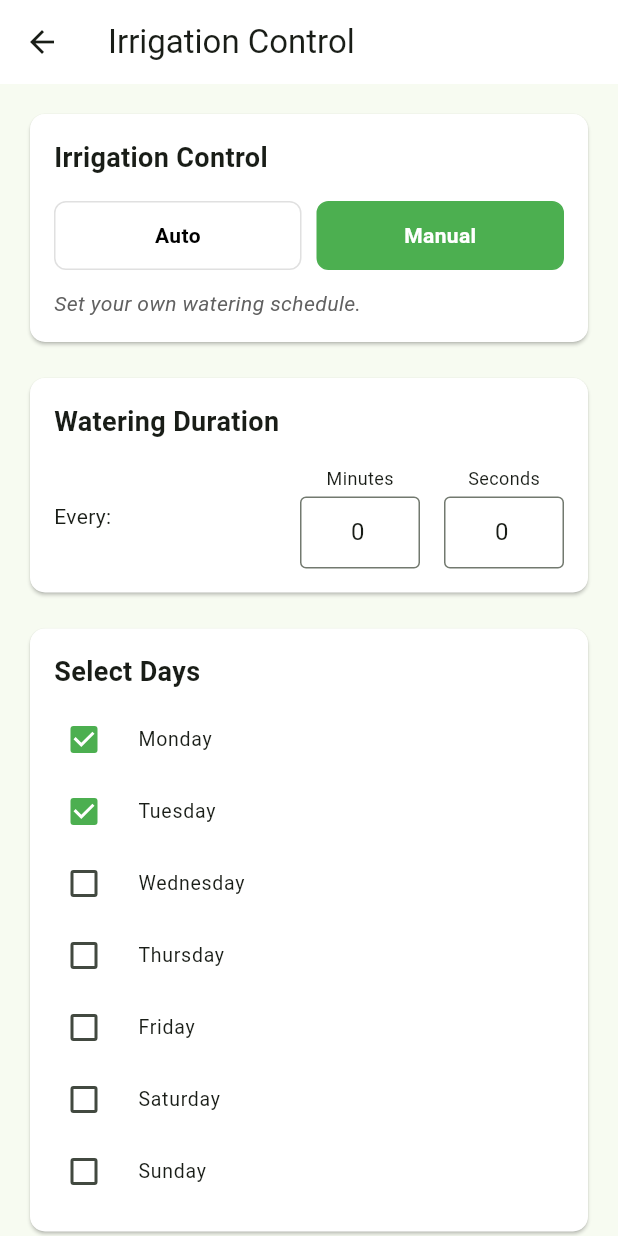
After one commit to 1ogix/AI-Enhanced-Plant-Health-Monitoring-System-with-Mobile-App, a Flutter app: the IrrigationControlScreen screen opened directly, after a tap on "Manual", on a phone screen of 412 x 824 dp. The commit adds this screen. Run offline on Flutter 3.47's test engine with Material 3 defaults, Android fonts, the phone set to English and light mode, and no system bars; our stand-ins replace firebase_auth, firebase_core, firebase_database, permission_handler; accounts and stored records are empty; network calls fail.

Commit message:
Added Irrigation Control Screen but still in UI

```diff
--- a/lib/main.dart
+++ b/lib/main.dart
@@ -4,7 +4,8 @@ import 'package:permission_handler/permission_handler.dart';
 import 'screens/home_screen.dart';
 import 'screens/plant_health_screen.dart';
 import 'screens/settings_screen.dart';
-import 'screens/logs_screen.dart'; // Add import for LogsScreen
+import 'screens/logs_screen.dart';
+import 'screens/irrigation_control_screen.dart'; // Import our new screen
 import 'widgets/sidebar.dart';
 import 'services/firebase_config.dart';
 import 'services/esp32_service.dart';
@@ -160,11 +161,10 @@ class _MainScreenState extends State<MainScreen>
     const HomeScreen(),
     const PlantHealthScreen(),
     // You'll need to create these screens
-    // const SizedBox(child: Center(child: Text('Plant Health Screen'))),
     const SizedBox(child: Center(child: Text('Developer Tools Screen'))),
-    const SizedBox(child: Center(child: Text('Irrigation Screen'))),
+    const IrrigationControlScreen(), // Use our new irrigation control screen
     const SettingsScreen(),
-    const LogsScreen(), // Update to use the new LogsScreen
+    const LogsScreen(),
   ];
 
   @override
--- /dev/null
+++ b/lib/screens/irrigation_control_screen.dart
@@ -0,0 +1,396 @@
+import 'package:flutter/material.dart';
+import '../services/firebase_db_service.dart';
+
+class IrrigationControlScreen extends StatefulWidget {
+  const IrrigationControlScreen({super.key});
+
+  @override
+  State<IrrigationControlScreen> createState() =>
+      _IrrigationControlScreenState();
+}
+
+class _IrrigationControlScreenState extends State<IrrigationControlScreen> {
+  final FirebaseDbService _dbService = FirebaseDbService();
+  bool _isAutoMode = true; // Default to auto mode
+
+  // Time settings for manual mode
+  int _minutes = 0;
+  int _seconds = 0;
+  List<String> _selectedDays = ['Monday', 'Tuesday']; // Default selected days
+  Map<String, bool> _weekdays = {
+    'Monday': true,
+    'Tuesday': true,
+    'Wednesday': false,
+    'Thursday': false,
+    'Friday': false,
+    'Saturday': false,
+    'Sunday': false,
+  };
+
+  bool _isSaving = false;
+  String _statusMessage = '';
+
+  @override
+  void initState() {
+    super.initState();
+    _loadIrrigationSettings();
+  }
+
+  Future<void> _loadIrrigationSettings() async {
+    try {
+      final settings = await _dbService.getIrrigationSettings();
+      if (settings != null) {
+        setState(() {
+          _isAutoMode = settings['isAutoMode'] ?? true;
+          _minutes = settings['minutes'] ?? 0;
+          _seconds = settings['seconds'] ?? 0;
+
+          // Load selected days
+          final List<dynamic> days = settings['selectedDays'] ?? ['Monday'];
+          _selectedDays = days.map((day) => day.toString()).toList();
+
+          // Update weekdays map
+          _weekdays.forEach((day, _) {
+            _weekdays[day] = _selectedDays.contains(day);
+          });
+        });
+      }
+    } catch (e) {
+      setState(() {
+        _statusMessage = 'Error loading settings: $e';
+      });
+    }
+  }
+
+  Future<void> _saveIrrigationSettings() async {
+    setState(() {
+      _isSaving = true;
+      _statusMessage = '';
+    });
+
+    try {
+      // Update selected days from weekdays map
+      _selectedDays = _weekdays.entries
+          .where((entry) => entry.value)
+          .map((entry) => entry.key)
+          .toList();
+
+      final settings = {
+        'isAutoMode': _isAutoMode,
+        'minutes': _minutes,
+        'seconds': _seconds,
+        'selectedDays': _selectedDays,
+      };
+
+      await _dbService.saveIrrigationSettings(settings);
+
+      setState(() {
+        _statusMessage = 'Settings saved successfully';
+      });
+    } catch (e) {
+      setState(() {
+        _statusMessage = 'Error saving settings: $e';
+      });
+    } finally {
+      setState(() {
+        _isSaving = false;
+      });
+    }
+  }
+
+  @override
+  Widget build(BuildContext context) {
+    return Scaffold(
+      appBar: AppBar(
+        title: const Text('Irrigation Control'),
+        backgroundColor: Colors.white,
+        elevation: 0,
+      ),
+      body: SingleChildScrollView(
+        // Wrap with SingleChildScrollView to handle overflow
+        child: Padding(
+          padding: const EdgeInsets.all(16.0),
+          child: Column(
+            crossAxisAlignment: CrossAxisAlignment.start,
+            children: [
+              // Irrigation Control title and mode selection
+              Card(
+                elevation: 1,
+                color: Colors.white,
+                shape: RoundedRectangleBorder(
+                  borderRadius: BorderRadius.circular(10),
+                ),
+                child: Padding(
+                  padding: const EdgeInsets.all(16.0),
+                  child: Column(
+                    crossAxisAlignment: CrossAxisAlignment.start,
+                    children: [
+                      const Text(
+                        'Irrigation Control',
+                        style: TextStyle(
+                          fontSize: 18,
+                          fontWeight: FontWeight.bold,
+                        ),
+                      ),
+                      const SizedBox(height: 16),
+                      Row(
+                        children: [
+                          Expanded(
+                            child: _buildModeButton('Auto', _isAutoMode, () {
+                              setState(() {
+                                _isAutoMode = true;
+                              });
+                            }),
+                          ),
+                          const SizedBox(width: 10),
+                          Expanded(
+                            child: _buildModeButton('Manual', !_isAutoMode, () {
+                              setState(() {
+                                _isAutoMode = false;
+                              });
+                            }),
+                          ),
+                        ],
+                      ),
+                      const SizedBox(height: 12),
+                      Text(
+                        _isAutoMode
+                            ? 'System will water the plant automatically when needed.'
+                            : 'Set your own watering schedule.',
+                        style: TextStyle(
+                          fontStyle: FontStyle.italic,
+                          fontSize: 14,
+                          color: Colors.grey.shade700,
+                        ),
+                      ),
+                    ],
+                  ),
+                ),
+              ),
+
+              const SizedBox(height: 16),
+
+              // Manual irrigation settings (only shown in manual mode)
+              if (!_isAutoMode) ...[
+                Card(
+                  elevation: 1,
+                  color: Colors.white,
+                  shape: RoundedRectangleBorder(
+                    borderRadius: BorderRadius.circular(10),
+                  ),
+                  child: Padding(
+                    padding: const EdgeInsets.all(16.0),
+                    child: Column(
+                      crossAxisAlignment: CrossAxisAlignment.start,
+                      children: [
+                        const Text(
+                          'Watering Duration',
+                          style: TextStyle(
+                            fontSize: 18,
+                            fontWeight: FontWeight.bold,
+                          ),
+                        ),
+                        const SizedBox(height: 16),
+                        Row(
+                          children: [
+                            const Text('Every:',
+                                style: TextStyle(fontSize: 14)),
+                            const Spacer(),
+                            // Minutes input
+                            Column(
+                              crossAxisAlignment: CrossAxisAlignment.center,
+                              children: [
+                                const Text('Minutes',
+                                    style: TextStyle(fontSize: 12)),
+                                const SizedBox(height: 4),
+                                SizedBox(
+                                  width: 80,
+                                  height: 48,
+                                  child: TextField(
+                                    keyboardType: TextInputType.number,
+                                    decoration: const InputDecoration(
+                                      border: OutlineInputBorder(),
+                                      contentPadding: EdgeInsets.symmetric(
+                                          vertical: 8, horizontal: 12),
+                                    ),
+                                    textAlign: TextAlign.center,
+                                    controller: TextEditingController(
+                                        text: _minutes.toString()),
+                                    onChanged: (value) {
+                                      setState(() {
+                                        _minutes = int.tryParse(value) ?? 0;
+                                      });
+                                    },
+                                  ),
+                                ),
+                              ],
+                            ),
+                            const SizedBox(width: 16),
+                            // Seconds input
+                            Column(
+                              crossAxisAlignment: CrossAxisAlignment.center,
+                              children: [
+                                const Text('Seconds',
+                                    style: TextStyle(fontSize: 12)),
+                                const SizedBox(height: 4),
+                                SizedBox(
+                                  width: 80,
+                                  height: 48,
+                                  child: TextField(
+                                    keyboardType: TextInputType.number,
+                                    decoration: const InputDecoration(
+                                      border: OutlineInputBorder(),
+                                      contentPadding: EdgeInsets.symmetric(
+                                          vertical: 8, horizontal: 12),
+                                    ),
+                                    textAlign: TextAlign.center,
+                                    controller: TextEditingController(
+                                        text: _seconds.toString()),
+                                    onChanged: (value) {
+                                      setState(() {
+                                        _seconds = int.tryParse(value) ?? 0;
+                                      });
+                                    },
+                                  ),
+                                ),
+                              ],
+                            ),
+                          ],
+                        ),
+                      ],
+                    ),
+                  ),
+                ),
+
+                const SizedBox(height: 16),
+
+                // Day selection
+                Card(
+                  elevation: 1,
+                  color: Colors.white,
+                  shape: RoundedRectangleBorder(
+                    borderRadius: BorderRadius.circular(10),
+                  ),
+                  child: Padding(
+                    padding: const EdgeInsets.all(16.0),
+                    child: Column(
+                      crossAxisAlignment: CrossAxisAlignment.start,
+                      children: [
+                        const Text(
+                          'Select Days',
+                          style: TextStyle(
+                            fontSize: 18,
+                            fontWeight: FontWeight.bold,
+                          ),
+                        ),
+                        const SizedBox(height: 8),
+
+                        // Weekday selection checkboxes
+                        ..._weekdays.entries.map((entry) {
+                          return CheckboxListTile(
+                            title: Text(entry.key),
+                            value: entry.value,
+                            onChanged: (bool? value) {
+                              setState(() {
+                                if (value != null) {
+                                  _weekdays[entry.key] = value;
+                                }
+                              });
+                            },
+                            controlAffinity: ListTileControlAffinity.leading,
+                            dense: true,
+                            contentPadding: EdgeInsets.zero,
+                            activeColor: Colors.green,
+                            checkColor: Colors.white,
+                          );
+                        }).toList(),
+                      ],
+                    ),
+                  ),
+                ),
+              ],
+
+              const SizedBox(height: 24),
+
+              // Save button
+              if (!_isAutoMode)
+                Center(
+                  child: ElevatedButton(
+                    onPressed: _isSaving ? null : _saveIrrigationSettings,
+                    style: ElevatedButton.styleFrom(
+                      backgroundColor: Colors.green,
+                      foregroundColor: Colors.white,
+                      padding: const EdgeInsets.symmetric(
+                          horizontal: 40, vertical: 12),
+                      shape: RoundedRectangleBorder(
+                        borderRadius: BorderRadius.circular(8),
+                      ),
+                      minimumSize: const Size(200, 45),
+                    ),
+                    child: _isSaving
+                        ? const SizedBox(
+                            width: 20,
+                            height: 20,
+                            child: CircularProgressIndicator(
+                              color: Colors.white,
+                              strokeWidth: 2,
+                            ),
+                          )
+                        : const Text('Save',
+                            style: TextStyle(
+                                fontSize: 16, fontWeight: FontWeight.bold)),
+                  ),
+                ),
+
+              // Status message
+              if (_statusMessage.isNotEmpty)
+                Padding(
+                  padding: const EdgeInsets.only(top: 16.0),
+                  child: Center(
+                    child: Text(
+                      _statusMessage,
+                      style: TextStyle(
+                        color: _statusMessage.contains('Error')
+                            ? Colors.red
+                            : Colors.green,
+                        fontWeight: FontWeight.bold,
+                      ),
+                    ),
+                  ),
+                ),
+
+              // Add padding at the bottom to ensure everything is visible
+              const SizedBox(height: 24),
+            ],
+          ),
+        ),
+      ),
+    );
+  }
+
+  Widget _buildModeButton(String label, bool isSelected, VoidCallback onTap) {
+    return GestureDetector(
+      onTap: onTap,
+      child: Container(
+        padding: const EdgeInsets.symmetric(vertical: 12),
+        decoration: BoxDecoration(
+          color: isSelected ? Colors.green : Colors.white,
+          borderRadius: BorderRadius.circular(8),
+          border: Border.all(
+            color: isSelected ? Colors.green : Colors.grey.shade300,
+            width: 1,
+          ),
+        ),
+        child: Center(
+          child: Text(
+            label,
+            style: TextStyle(
+              fontWeight: FontWeight.bold,
+              color: isSelected ? Colors.white : Colors.black,
+            ),
+          ),
+        ),
+      ),
+    );
+  }
+}
--- a/lib/screens/logs_screen.dart
+++ b/lib/screens/logs_screen.dart
@@ -1,6 +1,6 @@
 import 'package:flutter/material.dart';
 import 'package:intl/intl.dart';
-import '../models/plant_data.dart';
+// import '../models/plant_data.dart';
 import '../services/firebase_db_service.dart';
 
 class LogsScreen extends StatefulWidget {
@@ -12,7 +12,7 @@ class LogsScreen extends StatefulWidget {
 
 class _LogsScreenState extends State<LogsScreen> {
   final FirebaseDbService _dbService = FirebaseDbService();
-  final PlantData _plantData = PlantData();
+  // final PlantData _plantData = PlantData();
 
   List<Map<String, dynamic>> _historyData = [];
   bool _isLoading = true;
--- a/lib/services/esp32_service.dart
+++ b/lib/services/esp32_service.dart
@@ -1,6 +1,6 @@
 import 'dart:async';
 import 'package:http/http.dart' as http;
-import 'package:flutter/material.dart';
+// import 'package:flutter/material.dart';
 
 class ESP32Service {
   // Using a static IP for ESP32 on the shared WiFi network
--- a/lib/services/firebase_db_service.dart
+++ b/lib/services/firebase_db_service.dart
@@ -1,8 +1,8 @@
 import 'dart:async';
 import 'package:firebase_database/firebase_database.dart';
-import 'package:firebase_auth/firebase_auth.dart';
-import '../services/firebase_auth_service.dart';
-import '../services/firebase_config.dart';
+// import 'package:firebase_auth/firebase_auth.dart';
+// import '../services/firebase_auth_service.dart';
+// import '../services/firebase_config.dart';
 
 class FirebaseDbService {
   // Singleton pattern
@@ -13,7 +13,7 @@ class FirebaseDbService {
   final FirebaseDatabase _database = FirebaseDatabase.instance;
 
   // Auth service to get user ID
-  final FirebaseAuthService _authService = FirebaseAuthService();
+  // final FirebaseAuthService _authService = FirebaseAuthService();
 
   // Log messages stream
   final _logMessagesController = StreamController<String>.broadcast();
@@ -149,6 +149,47 @@ class FirebaseDbService {
     });
   }
 
+  // Get irrigation settings
+  Future<Map<String, dynamic>?> getIrrigationSettings() async {
+    try {
+      final ref = _database.ref('plantData/irrigationSettings');
+      final snapshot = await ref.get();
+
+      if (snapshot.exists) {
+        final data = snapshot.value as Map<Object?, Object?>;
+
+        // Convert to Map<String, dynamic>
+        final convertedData = <String, dynamic>{};
+        data.forEach((key, value) {
+          if (key is String) {
+            convertedData[key] = value;
+          }
+        });
+
+        _logMessage('Received irrigation settings: $convertedData');
+        return convertedData;
+      } else {
+        _logMessage('No irrigation settings found');
+        return null;
+      }
+    } catch (e) {
+      _logMessage('Error fetching irrigation settings: $e');
+      return null;
+    }
+  }
+
+  // Save irrigation settings
+  Future<void> saveIrrigationSettings(Map<String, dynamic> settings) async {
+    try {
+      final ref = _database.ref('plantData/irrigationSettings');
+      await ref.set(settings);
+      _logMessage('Saved irrigation settings: $settings');
+    } catch (e) {
+      _logMessage('Error saving irrigation settings: $e');
+      throw e;
+    }
+  }
+
   void _logMessage(String message) {
     print('FirebaseDbService: $message');
     _logMessagesController.add(message);
```
